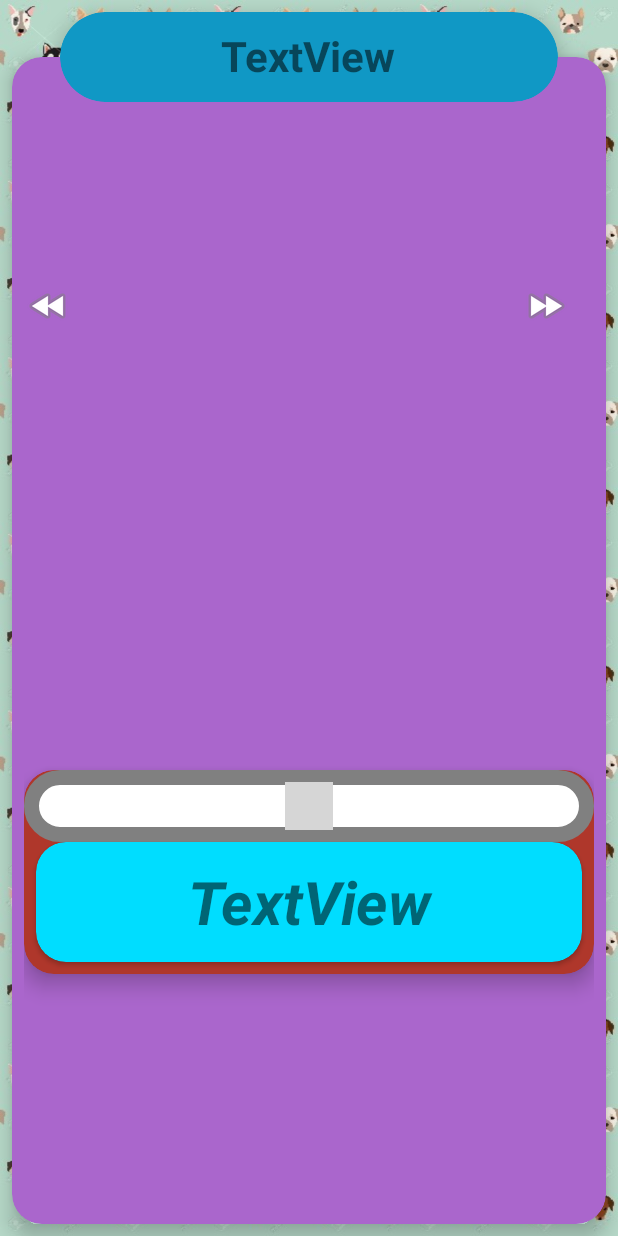
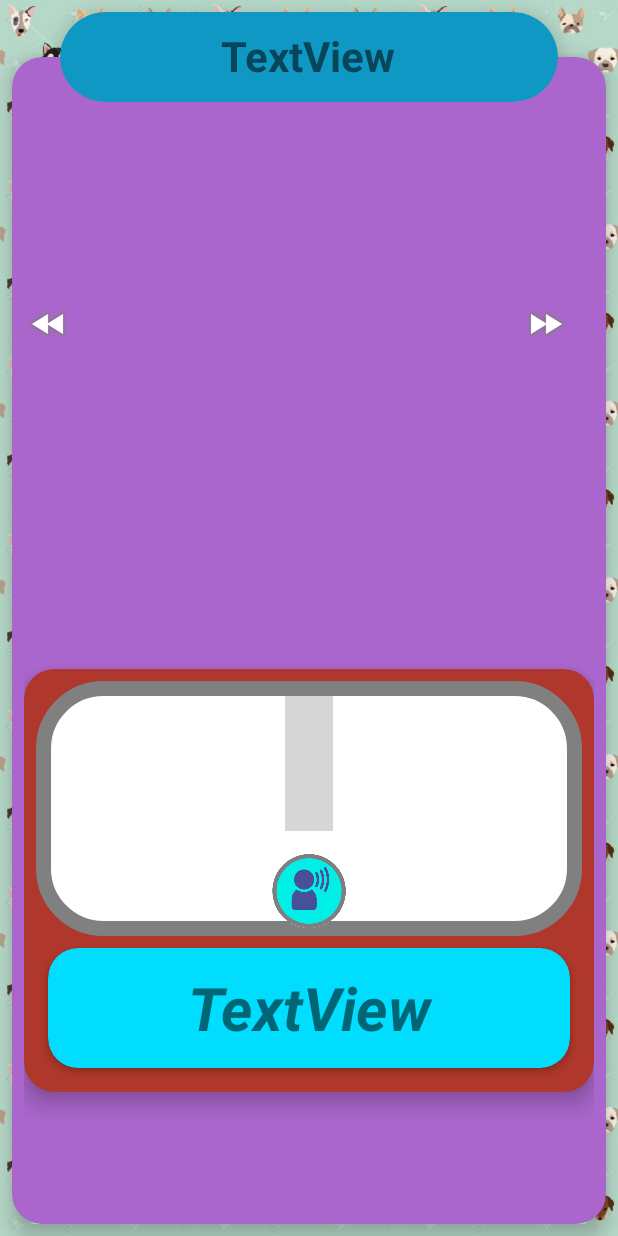
Before and after one commit to TuanAnhNguyen69/Huskid, an Android app: the LearnActivity screen opened directly, with no data from a screen before it, on a phone screen of 412 x 824 dp. Run offline under Robolectric (Android 15) with nearby library versions, the phone set to English and light mode, and no system bars; our stand-ins replace ButterKnife; libraries missing offline, so code that uses them is left out: mehdi.sakout.fancybuttons, yanzhikai.textpath; plain views replace AsyncTextPathView; 8 statements that could not run were skipped; grey boxes are pictures that could not be loaded.

Commit message:
Fix icon

```diff
--- a/app/src/main/java/com/example/razor/huskid/activity/HomeActivity.java
+++ b/app/src/main/java/com/example/razor/huskid/activity/HomeActivity.java
@@ -105,15 +105,15 @@ public class HomeActivity extends AppCompatActivity {
                     @Override
                     public void onClick(View v) {
                         View gameMode = v.getRootView().findViewById(R.id.game_mode);
-                        View btnLearn = v.getRootView().findViewById(R.id.btnLearn);
+                        View learnLayout = v.getRootView().findViewById(R.id.popup_learn_layout);
                         if (gameLevelOpen) {
                             gameMode.setVisibility(View.GONE);
-                            btnLearn.setVisibility(View.VISIBLE);
+                            learnLayout.setVisibility(View.VISIBLE);
                             gameLevelOpen = false;
                             return;
                         }
                         gameMode.setVisibility(View.VISIBLE);
-                        btnLearn.setVisibility(View.GONE);
+                        learnLayout.setVisibility(View.GONE);
                         gameLevelOpen = true;
                     }
                 }, R.id.btnPlay)
--- a/app/src/main/java/com/example/razor/huskid/activity/LearnActivity.java
+++ b/app/src/main/java/com/example/razor/huskid/activity/LearnActivity.java
@@ -20,6 +20,7 @@ import java.util.List;
 
 import butterknife.BindView;
 import butterknife.ButterKnife;
+import mehdi.sakout.fancybuttons.FancyButton;
 import yanzhikai.textpath.AsyncTextPathView;
 import yanzhikai.textpath.SyncTextPathView;
 
@@ -40,8 +41,8 @@ public class LearnActivity extends AppCompatActivity {
     @BindView(R.id.word)
     AsyncTextPathView word;
 
-//    @BindView(R.id.play_sound)
-//    ImageButton playSound;
+    @BindView(R.id.play_sound)
+    ImageButton playSound;
 
     @BindView(R.id.next)
     ImageButton next;
@@ -89,12 +90,12 @@ public class LearnActivity extends AppCompatActivity {
             }
         });
 
-//        playSound.setOnClickListener(new View.OnClickListener() {
-//            @Override
-//            public void onClick(View v) {
-//                SoundPlayer.getInstance().playMedia(currentWord.getAudio());
-//            }
-//        });
+        playSound.setOnClickListener(new View.OnClickListener() {
+            @Override
+            public void onClick(View v) {
+                SoundPlayer.getInstance().playMedia(currentWord.getAudio());
+            }
+        });
 
         next.setOnClickListener(new View.OnClickListener() {
             @Override
--- a/app/src/main/res/layout/activity_learn.xml
+++ b/app/src/main/res/layout/activity_learn.xml
@@ -1,5 +1,6 @@
 <?xml version="1.0" encoding="utf-8"?>
-<android.support.constraint.ConstraintLayout xmlns:android="http://schemas.android.com/apk/res/android"
+<android.support.constraint.ConstraintLayout
+    xmlns:android="http://schemas.android.com/apk/res/android"
     xmlns:app="http://schemas.android.com/apk/res-auto"
     xmlns:tools="http://schemas.android.com/tools"
     android:layout_width="match_parent"
@@ -41,44 +42,65 @@
                 app:layout_constraintStart_toStartOf="parent"
                 app:layout_constraintTop_toBottomOf="@+id/slide_layout">
 
-                <LinearLayout
+                <RelativeLayout
                     android:id="@+id/information"
                     android:layout_width="match_parent"
                     android:layout_height="wrap_content"
+                    android:layout_margin="8dp"
                     android:orientation="vertical">
 
                     <RelativeLayout
                         android:id="@+id/word_card"
                         android:layout_width="match_parent"
-                        android:layout_height="wrap_content"
+                        android:layout_height="170dp"
+                        android:layout_alignParentEnd="true"
+                        android:layout_alignParentStart="true"
+                        android:layout_alignParentTop="true"
                         android:background="@drawable/border_bg"
                         app:layout_constraintLeft_toLeftOf="parent"
                         app:layout_constraintRight_toRightOf="parent"
                         app:layout_constraintTop_toTopOf="parent">
 
+                        <ImageButton
+                            android:id="@+id/play_sound"
+                            android:layout_width="60dp"
+                            android:layout_height="60dp"
+                            android:layout_below="@+id/word"
+                            android:layout_centerInParent="true"
+                            android:layout_margin="5dp"
+                            android:background="@color/transparent"
+                            android:scaleType="fitCenter"
+                            android:src="@drawable/play_sound"
+                            app:layout_constraintBottom_toBottomOf="parent"
+                            app:layout_constraintEnd_toEndOf="parent"
+                            app:layout_constraintStart_toStartOf="parent" />
+
                         <yanzhikai.textpath.AsyncTextPathView
                             android:id="@+id/word"
                             android:layout_width="wrap_content"
-                            android:layout_height="wrap_content"
-                            android:layout_centerInParent="true"
-                            android:layout_margin="8dp"
+                            android:layout_height="90dp"
+                            android:layout_centerHorizontal="true"
+                            android:layout_centerInParent="false"
+                            android:layout_margin="10dp"
                             app:duration="3000"
                             app:showPainter="true"
                             app:text="2017201720929292929"
                             app:textInCenter="true"
-                            app:textSize="40sp" />
+                            app:textSize="60sp" />
                     </RelativeLayout>
 
                     <android.support.v7.widget.CardView
                         android:id="@+id/mean_card"
                         android:layout_width="match_parent"
                         android:layout_height="80dp"
+                        android:layout_alignParentBottom="false"
+                        android:layout_below="@+id/word_card"
                         android:layout_marginBottom="8dp"
                         android:layout_marginEnd="8dp"
                         android:layout_marginStart="8dp"
+                        android:layout_marginTop="8dp"
                         app:cardBackgroundColor="@android:color/holo_blue_bright"
                         app:cardCornerRadius="20dp"
-                        app:layout_constraintBottom_toTopOf="@+id/play_sound"
                         app:layout_constraintEnd_toEndOf="parent"
                         app:layout_constraintStart_toStartOf="parent"
                         app:layout_constraintTop_toBottomOf="@+id/word_card">
@@ -95,26 +117,14 @@
                             android:textStyle="bold|italic" />
                     </android.support.v7.widget.CardView>
 
-
-                    <!--<ImageButton-->
-                        <!--android:id="@+id/play_sound"-->
-                        <!--android:layout_width="wrap_content"-->
-                        <!--android:layout_height="wrap_content"-->
-                        <!--android:layout_marginBottom="8dp"-->
-                        <!--android:layout_marginEnd="8dp"-->
-                        <!--android:layout_marginStart="8dp"-->
-                        <!--app:layout_constraintBottom_toBottomOf="parent"-->
-                        <!--app:layout_constraintEnd_toEndOf="parent"-->
-                        <!--app:layout_constraintStart_toStartOf="parent"-->
-                        <!--app:srcCompat="@drawable/play_sound" />-->
-                </LinearLayout>
+                </RelativeLayout>
             </android.support.v7.widget.CardView>
 
             <LinearLayout
                 android:id="@+id/slide_layout"
                 android:layout_width="wrap_content"
                 android:layout_height="wrap_content"
-                android:layout_marginTop="8dp"
+                android:layout_marginTop="20dp"
                 android:orientation="horizontal"
                 app:layout_constraintRight_toRightOf="parent"
                 app:layout_constraintStart_toStartOf="parent"
```
Also changed, not shown: app/src/main/res/drawable/ic_speaking_loud.xml (added, +4 -0 lines), app/src/main/res/drawable/popup_bg.xml (added, +7 -0 lines), app/src/main/res/layout/popup_window.xml (+62 -17 lines), app/src/main/res/drawable/play_sound.png.
